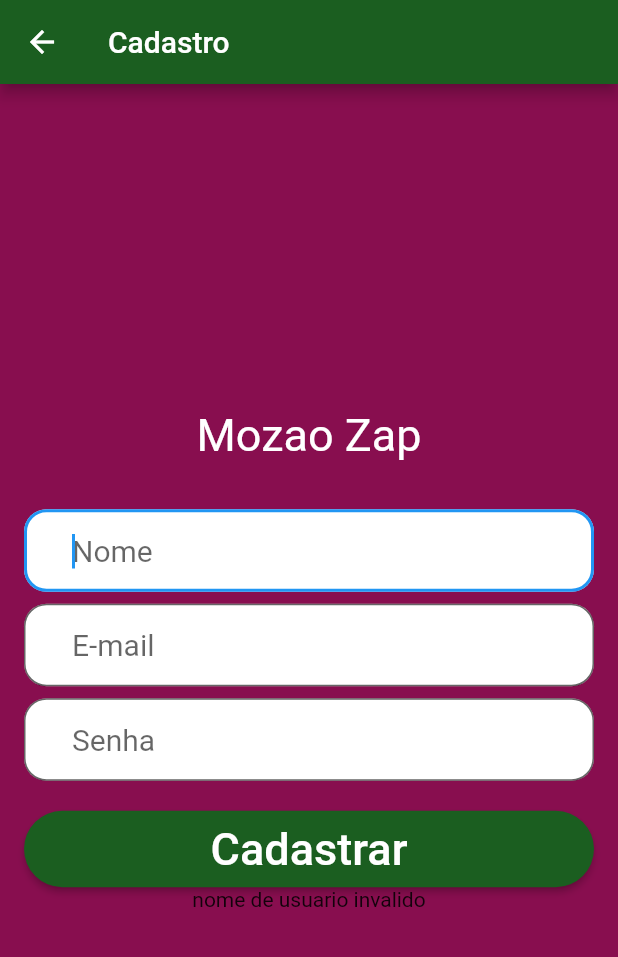
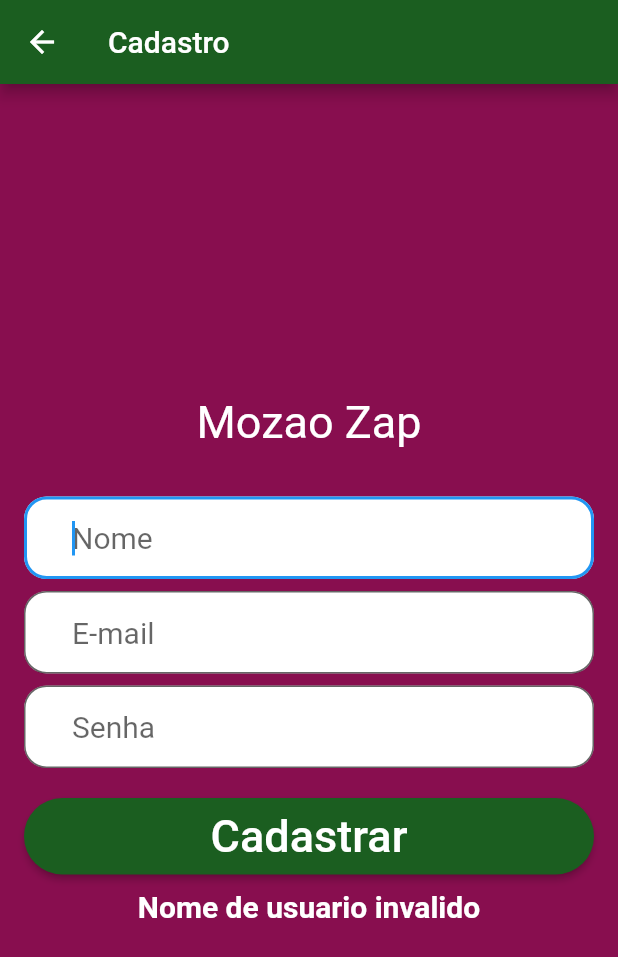
Before and after one commit to tdskrn/mozao_zap, a Flutter app: the Cadastro screen opened directly, after a tap on "Cadastrar", on a phone screen of 412 x 824 dp. Shown: the top 957 px of the screen. Run offline on Flutter 3.47's test engine with Material 2 defaults, Android fonts, the phone set to English and light mode, and no system bars; our stand-ins replace cloud_firestore, firebase_auth, firebase_core, firebase_storage; accounts and stored records are empty.

Commit message:
cadastro firebase usuario

```diff
--- a/lib/cadastro.dart
+++ b/lib/cadastro.dart
@@ -1,4 +1,7 @@
+import 'package:firebase_auth/firebase_auth.dart';
+import 'package:firebase_core/firebase_core.dart';
 import 'package:flutter/material.dart';
+import 'package:mozao_zap/models/usuario.dart';
 
 class Cadastro extends StatefulWidget {
   const Cadastro({Key? key}) : super(key: key);
@@ -110,8 +113,17 @@ class _CadastroState extends State<Cadastro> {
                     ),
                   ),
                 ),
+                SizedBox(
+                  height: 10,
+                ),
                 Center(
-                  child: Text(_statusCadastro),
+                  child: Text(
+                    _statusCadastro,
+                    style: TextStyle(
+                        fontSize: 20,
+                        fontWeight: FontWeight.bold,
+                        color: Colors.white),
+                  ),
                 )
               ],
             ),
@@ -121,17 +133,36 @@ class _CadastroState extends State<Cadastro> {
     );
   }
 
+  _cadastrarUsuario(Usuario usuario) {
+    FirebaseAuth auth = FirebaseAuth.instance;
+    auth
+        .createUserWithEmailAndPassword(
+            email: usuario.email, password: usuario.senha)
+        .then((usuarioCredenciado) {
+      setState(() {
+        _statusCadastro = "Usuario cadastrado no Firebase com Sucesso";
+      });
+    }).catchError((onError) {
+      _statusCadastro = "Erro ao cadastrar no Firebase";
+    });
+  }
+
   _validarCampos() {
     String nome = _controllerNome.text;
     String email = _controllerEmail.text;
     String senha = _controllerSenha.text;
 
     if (nome.isNotEmpty && nome.length >= 6) {
-      if (email.contains("@")) {
+      if (email.contains("@") && email.length >= 8) {
         if (senha.length > 6) {
           setState(() {
             _statusCadastro = "Cadastro Realizado com sucesso";
           });
+          Usuario usuario = new Usuario();
+          usuario.nome = nome;
+          usuario.email = email;
+          usuario.senha = senha;
+          _cadastrarUsuario(usuario);
         } else {
           setState(() {
             _statusCadastro = "Senha invalida. Tente outra";
@@ -144,7 +175,7 @@ class _CadastroState extends State<Cadastro> {
       }
     } else {
       setState(() {
-        _statusCadastro = "nome de usuario invalido";
+        _statusCadastro = "Nome de usuario invalido";
       });
     }
   }
--- a/lib/main.dart
+++ b/lib/main.dart
@@ -5,7 +5,9 @@ import 'package:cloud_firestore/cloud_firestore.dart';
 import 'package:firebase_core/firebase_core.dart';
 import 'package:mozao_zap/login.dart';
 
-void main() {
+void main() async {
+  WidgetsFlutterBinding.ensureInitialized();
+  await Firebase.initializeApp();
   runApp(
     MaterialApp(
       theme: ThemeData(
--- /dev/null
+++ b/lib/models/usuario.dart
@@ -0,0 +1,25 @@
+class Usuario {
+  String? _nome;
+  String? _email;
+  String? _senha;
+
+  String get nome => _nome!;
+
+  set nome(String value) {
+    _nome = value;
+  }
+
+  String get email => _email!;
+
+  set email(String value) {
+    _email = value;
+  }
+
+  String get senha => _senha!;
+
+  set senha(String value) {
+    _senha = value;
+  }
+
+  Usuario();
+}
```
